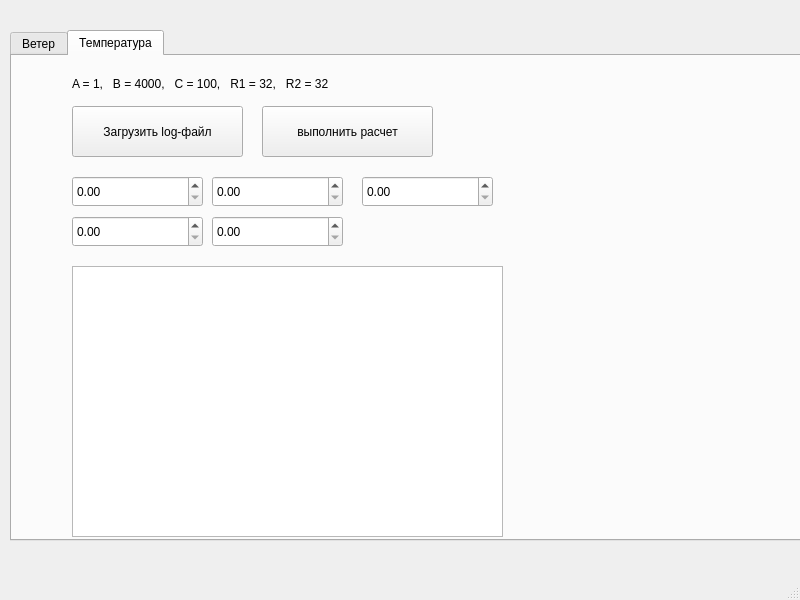
Old version of the form meteo2/mainwindow.ui in the repository novikovka/meteorological-complex.
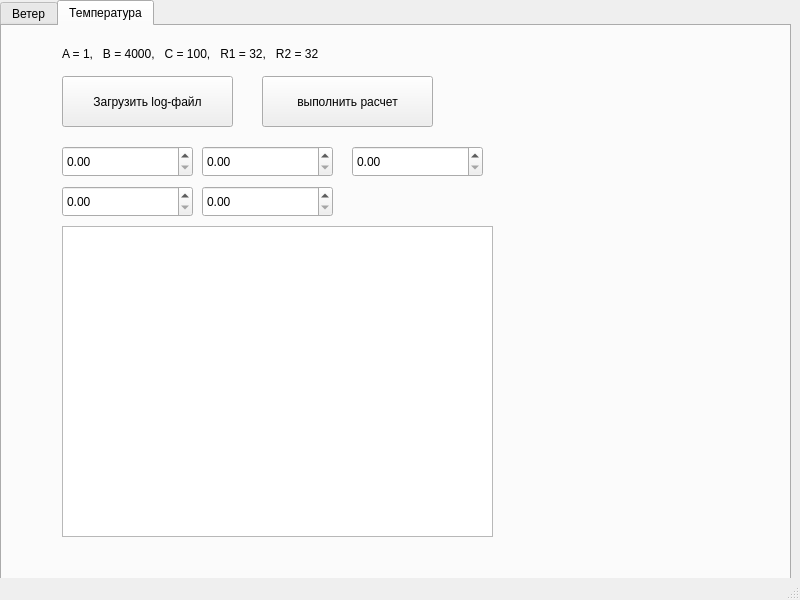
New version of the form.

Patch:
```diff
--- a/meteo2/mainwindow.ui
+++ b/meteo2/mainwindow.ui
@@ -17,10 +17,10 @@
    <widget class="QTabWidget" name="tabWidget">
     <property name="geometry">
      <rect>
-      <x>10</x>
-      <y>30</y>
+      <x>0</x>
+      <y>0</y>
       <width>791</width>
-      <height>511</height>
+      <height>611</height>
      </rect>
     </property>
     <property name="currentIndex">
@@ -139,7 +139,7 @@
      <widget class="QPushButton" name="pushButtonCalculateTemp">
       <property name="geometry">
        <rect>
-        <x>250</x>
+        <x>260</x>
         <y>50</y>
         <width>171</width>
         <height>51</height>
@@ -153,9 +153,9 @@
       <property name="geometry">
        <rect>
         <x>60</x>
-        <y>210</y>
+        <y>200</y>
         <width>431</width>
-        <height>271</height>
+        <height>311</height>
        </rect>
       </property>
      </widget>
```
